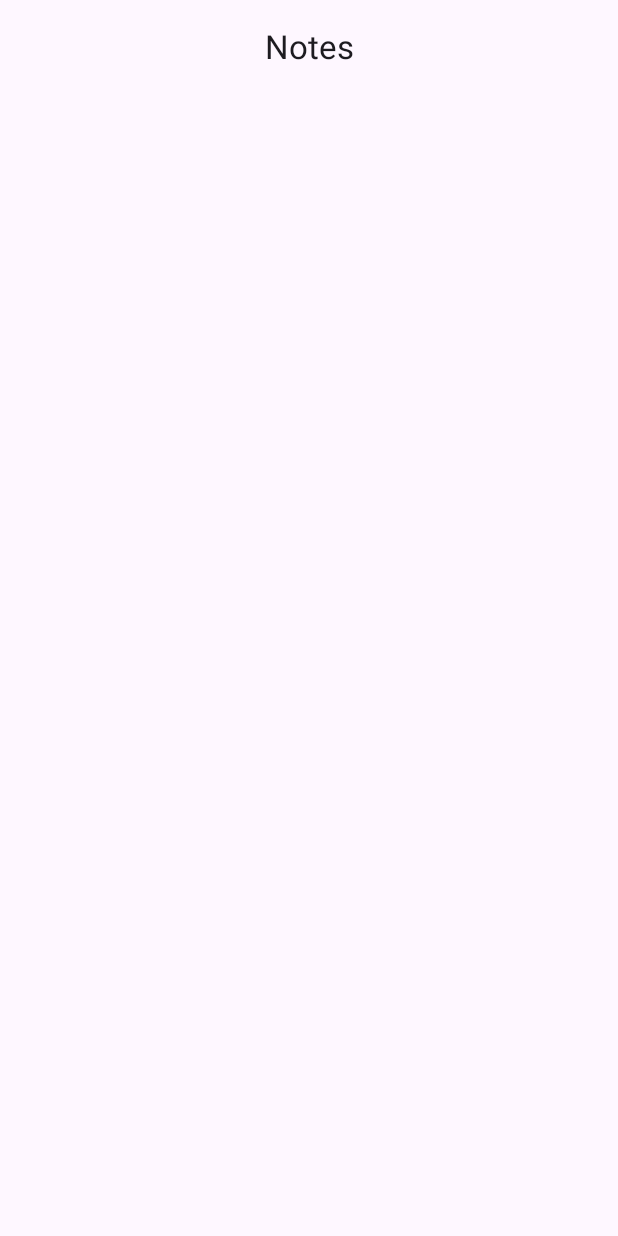
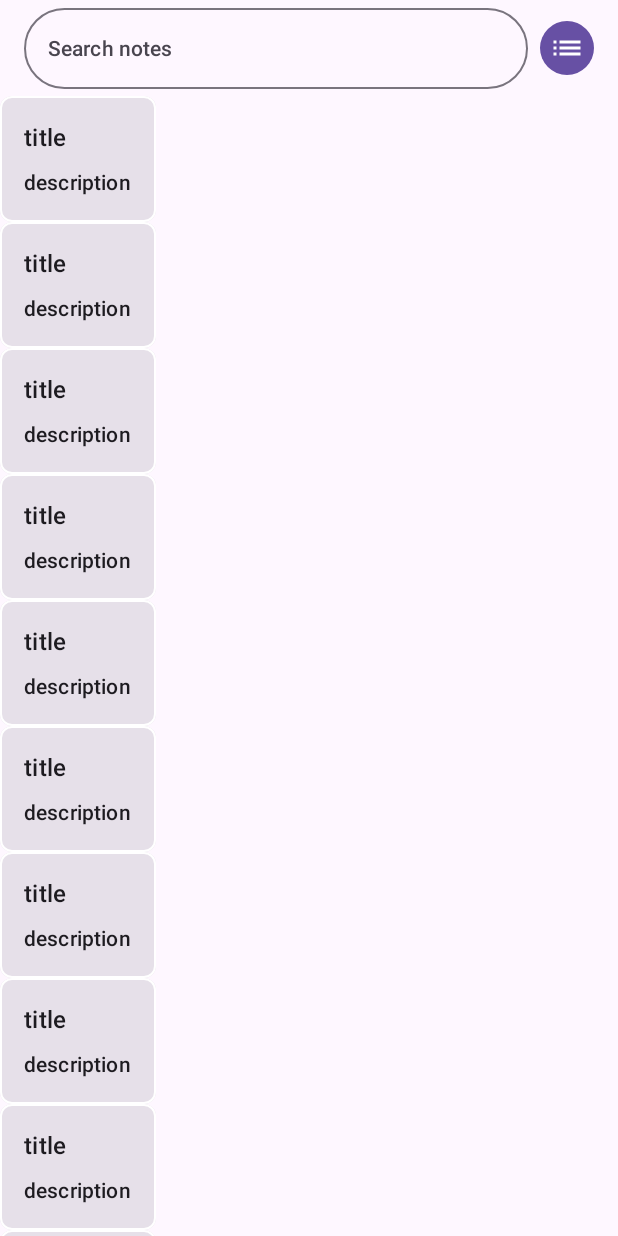
Before and after one commit to SuellenAc/SimpleNotesApp, an Android app built with Jetpack Compose: the NoteListScreen screen opened through its navigation route, on a phone screen of 412 x 824 dp. Before the commit the screen is almost empty. Run offline under Robolectric (Android 15) with nearby library versions, the phone set to English and light mode, and no system bars; our stand-ins replace Dagger/Hilt's generated code.

Commit message:
Updated the noteListScreen layout to show a custom search and updated the items layout. Added a dummy list on viewModel to be able to test the list layout

```diff
--- a/app/src/main/java/com/suellen/colangelo/notes/presentation/notelist/NoteListScreen.kt
+++ b/app/src/main/java/com/suellen/colangelo/notes/presentation/notelist/NoteListScreen.kt
@@ -1,28 +1,47 @@
 package com.suellen.colangelo.notes.presentation.notelist
 
+import androidx.compose.foundation.BorderStroke
 import androidx.compose.foundation.clickable
+import androidx.compose.foundation.layout.Arrangement
 import androidx.compose.foundation.layout.Column
+import androidx.compose.foundation.layout.PaddingValues
+import androidx.compose.foundation.layout.Row
+import androidx.compose.foundation.layout.Spacer
 import androidx.compose.foundation.layout.fillMaxSize
+import androidx.compose.foundation.layout.height
 import androidx.compose.foundation.layout.padding
+import androidx.compose.foundation.layout.size
 import androidx.compose.foundation.lazy.LazyColumn
 import androidx.compose.foundation.lazy.items
-import androidx.compose.material3.CenterAlignedTopAppBar
-import androidx.compose.material3.ExperimentalMaterial3Api
+import androidx.compose.foundation.shape.CircleShape
+import androidx.compose.foundation.shape.RoundedCornerShape
+import androidx.compose.material.icons.Icons
+import androidx.compose.material.icons.outlined.List
+import androidx.compose.material3.Button
+import androidx.compose.material3.Card
+import androidx.compose.material3.Icon
+import androidx.compose.material3.MaterialTheme
+import androidx.compose.material3.OutlinedTextField
 import androidx.compose.material3.Scaffold
 import androidx.compose.material3.Text
-import androidx.compose.material3.TopAppBarDefaults
 import androidx.compose.runtime.Composable
 import androidx.compose.runtime.collectAsState
+import androidx.compose.runtime.mutableStateOf
+import androidx.compose.runtime.remember
+import androidx.compose.ui.Alignment
 import androidx.compose.ui.Modifier
+import androidx.compose.ui.graphics.Color
 import androidx.compose.ui.res.stringResource
 import androidx.compose.ui.tooling.preview.Preview
+import androidx.compose.ui.unit.dp
 import androidx.hilt.navigation.compose.hiltViewModel
 import androidx.navigation.NavHostController
 import com.suellen.colangelo.notes.R
 import com.suellen.colangelo.notes.app.theme.NotesTheme
-import com.suellen.colangelo.notes.app.theme.Typography
 import com.suellen.colangelo.notes.presentation.model.NoteUiModel
 import com.suellen.colangelo.notes.presentation.notedetails.navigation.navigateToNoteDetails
+
+private const val maxLines = 4
 
 @Composable
 fun NoteListScreen(
@@ -30,43 +49,100 @@ fun NoteListScreen(
     navController: NavHostController,
 ) {
     NoteListContent(
-        viewModel.notes.collectAsState().value
-    ) {
-        navController.navigateToNoteDetails()
-    }
+        viewModel.notes.collectAsState().value,
+        viewModel.searchToken.collectAsState().value,
+        onNoteClick = {
+            navController.navigateToNoteDetails()
+        },
+        onSearchTokenChanged = {}
+    )
 }
 
-@OptIn(ExperimentalMaterial3Api::class)
 @Composable
 private fun NoteListContent(
     notes: List<NoteUiModel>,
+    searchToken: String?,
     onNoteClick: (NoteUiModel) -> Unit,
+    onSearchTokenChanged: (String) -> Unit,
 ) {
+    val text = remember {
+        mutableStateOf("")
+    }
     Scaffold(
         topBar = {
-            CenterAlignedTopAppBar(
-                title = {
-                    Text(
-                        text = stringResource(id = R.string.notes_screen_title),
-                        style = Typography.titleLarge
-                    )
-                },
-                scrollBehavior = TopAppBarDefaults.enterAlwaysScrollBehavior()
-            )
+            Row(
+                modifier = Modifier
+                    .padding(horizontal = 16.dp)
+                    .height(64.dp),
+                verticalAlignment = Alignment.CenterVertically,
+                horizontalArrangement = Arrangement.Center,
+            ) {
+                OutlinedTextField(
+                    value = text.value,
+                    onValueChange = { text.value = it },
+                    modifier = Modifier
+                        .weight(1f)
+                        .padding(end = 8.dp)
+                        .height(54.dp),
+                    singleLine = true,
+                    textStyle = MaterialTheme.typography.titleSmall,
+                    placeholder = {
+                        Text(
+                            text = stringResource(R.string.note_screen_search_placeholder),
+                            style = MaterialTheme.typography.titleSmall
+                        )
+                    },
+                    shape = RoundedCornerShape(30.dp)
+                )
+                Button(
+                    onClick = { /*TODO*/ },
+                    modifier = Modifier.size(36.dp),
+                    contentPadding = PaddingValues(0.dp),
+                    shape = CircleShape
+                ) {
+                    Icon(Icons.Outlined.List, contentDescription = "")
+                }
+            }
         },
         modifier = Modifier.fillMaxSize()
     ) { paddingValues ->
         LazyColumn(
             modifier = Modifier.padding(paddingValues),
             content = {
-                items(notes) {note ->
-                    Column(modifier = Modifier.clickable { onNoteClick(note) }) {
-                        Text(note.title)
-                        Text(note.description)
-                    }
+                items(notes) { note ->
+                    NoteItem(onNoteClick, note)
                 }
             }
         )
+    }
+}
+
+@Composable
+private fun NoteItem(
+    onNoteClick: (NoteUiModel) -> Unit,
+    note: NoteUiModel
+) {
+    Card(
+        shape = RoundedCornerShape(8.dp),
+        border = BorderStroke(1.dp, Color.White),
+    ) {
+        Column(
+            modifier = Modifier
+                .clickable { onNoteClick(note) }
+                .padding(16.dp)
+        ) {
+            Text(
+                text = note.title,
+                maxLines = maxLines,
+                style = MaterialTheme.typography.titleMedium
+            )
+            Spacer(modifier = Modifier.height(8.dp))
+            Text(
+                text = note.description,
+                maxLines = maxLines,
+                style = MaterialTheme.typography.titleSmall
+            )
+        }
     }
 }
 
@@ -75,6 +151,11 @@ private fun NoteListContent(
 @Preview
 fun NoteListScreenPreview() {
     NotesTheme {
-        NoteListContent(listOf()) {}
+        NoteListContent(
+            notes = listOf(),
+            searchToken = "",
+            onNoteClick = {},
+            onSearchTokenChanged = {}
+        )
     }
 }
--- a/app/src/main/java/com/suellen/colangelo/notes/presentation/notelist/NoteListViewModel.kt
+++ b/app/src/main/java/com/suellen/colangelo/notes/presentation/notelist/NoteListViewModel.kt
@@ -13,4 +13,18 @@ class NoteListViewModel @Inject constructor() : ViewModel() {
     private val _notes = MutableStateFlow<List<NoteUiModel>>(listOf())
     val notes: StateFlow<List<NoteUiModel>> = _notes
 
+    private val _searchToken = MutableStateFlow<String?>(null)
+    val searchToken: StateFlow<String?> = _searchToken
+
+    init {
+        val uiModel = NoteUiModel(
+            id = "id",
+            title = "title",
+            description = "description"
+        )
+        _notes.value = (1..10).map {
+            uiModel
+        }
+    }
+
 }
--- a/app/src/main/res/values/strings.xml
+++ b/app/src/main/res/values/strings.xml
@@ -2,4 +2,5 @@
     <string name="app_name">notes</string>
     <string name="notes_screen_title">Notes</string>
     <string name="note_detail_screen_title">Note Detail</string>
+    <string name="note_screen_search_placeholder">Search notes</string>
 </resources>
```
